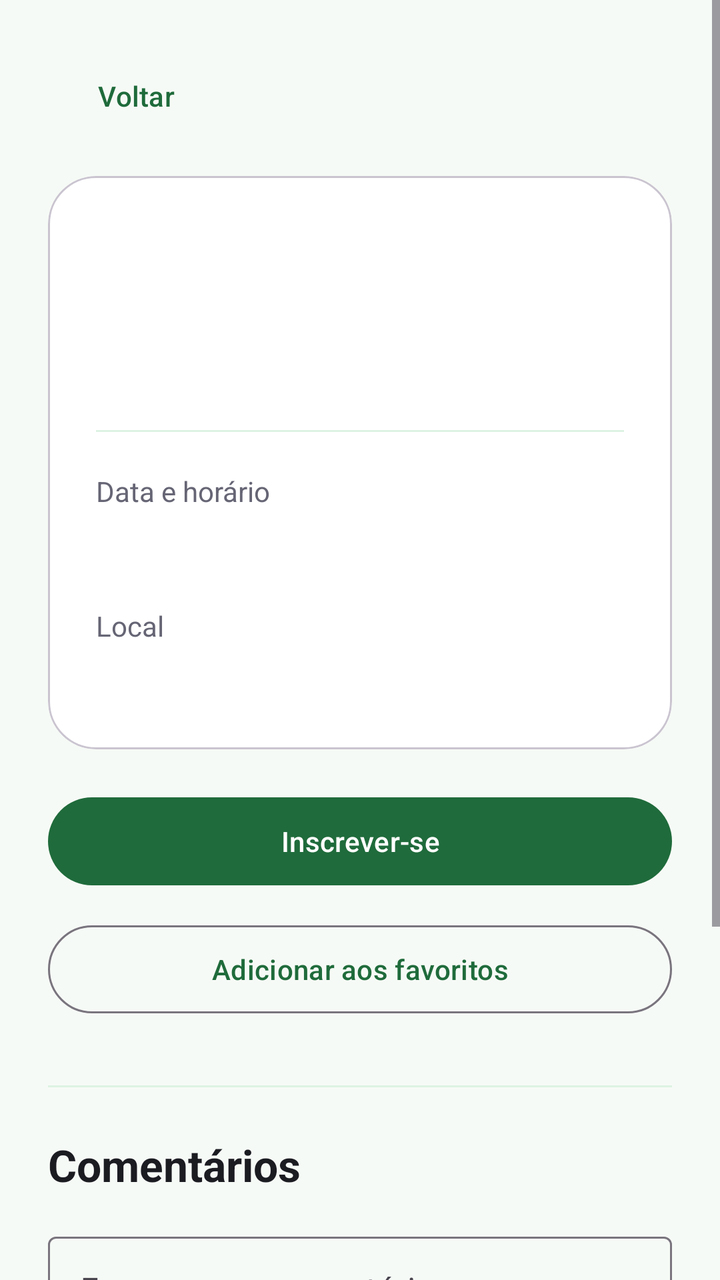
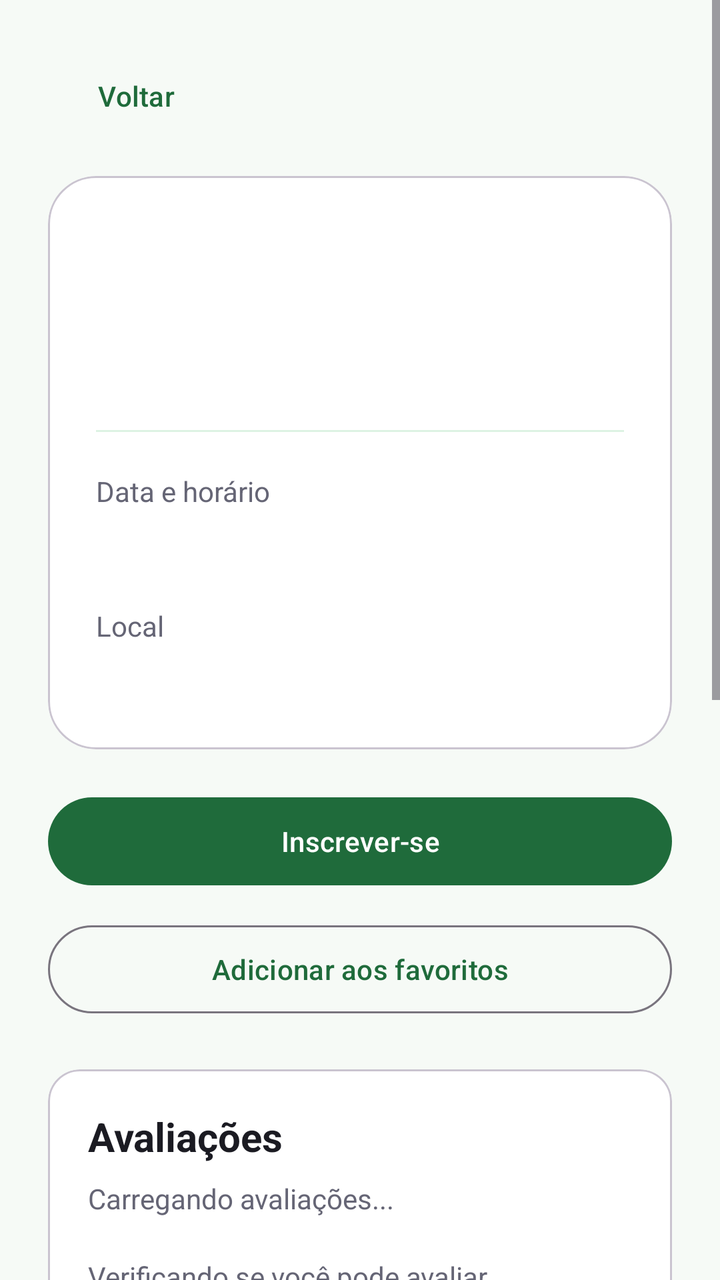

Before-and-after screenshots of an Android layout around one commit, followed by the original layout XML and the change that was made.
<!-- AndroidManifest.xml: application theme Theme.CampusHub -->
<!-- res/layout/activity_event_details.xml -->
<?xml version="1.0" encoding="utf-8"?>
<ScrollView xmlns:android="http://schemas.android.com/apk/res/android"
    android:layout_width="match_parent"
    android:layout_height="match_parent"
    android:background="@color/screen_background"
    android:fillViewport="true">

    <LinearLayout
        android:layout_width="match_parent"
        android:layout_height="wrap_content"
        android:orientation="vertical"
        android:padding="24dp">

        <com.google.android.material.button.MaterialButton
            android:id="@+id/btnBack"
            style="@style/Widget.Material3.Button.TextButton"
            android:layout_width="wrap_content"
            android:layout_height="wrap_content"
            android:insetLeft="0dp"
            android:text="Voltar"
            android:textAllCaps="false" />

        <com.google.android.material.card.MaterialCardView
            android:layout_width="match_parent"
            android:layout_height="wrap_content"
            android:layout_marginTop="16dp"
            app:cardBackgroundColor="@color/surface"
            app:cardCornerRadius="24dp"
            xmlns:app="http://schemas.android.com/apk/res-auto">

            <LinearLayout
                android:layout_width="match_parent"
                android:layout_height="wrap_content"
                android:orientation="vertical"
                android:padding="24dp">

                <TextView
                    android:id="@+id/tvEventDetailsTitle"
                    android:layout_width="match_parent"
                    android:layout_height="wrap_content"
                    android:textColor="@color/text_primary"
                    android:textSize="28sp"
                    android:textStyle="bold" />

                <TextView
                    android:id="@+id/tvEventDetailsDescription"
                    android:layout_width="match_parent"
                    android:layout_height="wrap_content"
                    android:layout_marginTop="20dp"
                    android:textColor="@color/text_secondary"
                    android:textSize="16sp" />

                <View
                    android:layout_width="match_parent"
                    android:layout_height="1dp"
                    android:layout_marginTop="24dp"
                    android:background="@color/primary_container" />

                <TextView
                    android:layout_width="match_parent"
                    android:layout_height="wrap_content"
                    android:layout_marginTop="20dp"
                    android:text="Data e horário"
                    android:textColor="@color/text_secondary"
                    android:textSize="14sp" />

                <TextView
                    android:id="@+id/tvEventDetailsDate"
                    android:layout_width="match_parent"
                    android:layout_height="wrap_content"
                    android:layout_marginTop="4dp"
                    android:textColor="@color/primary"
                    android:textSize="18sp"
                    android:textStyle="bold" />

                <TextView
                    android:layout_width="match_parent"
                    android:layout_height="wrap_content"
                    android:layout_marginTop="20dp"
                    android:text="Local"
                    android:textColor="@color/text_secondary"
                    android:textSize="14sp" />

                <TextView
                    android:id="@+id/tvEventDetailsLocation"
                    android:layout_width="match_parent"
                    android:layout_height="wrap_content"
                    android:layout_marginTop="4dp"
                    android:textColor="@color/text_primary"
                    android:textSize="18sp"
                    android:textStyle="bold" />
            </LinearLayout>
        </com.google.android.material.card.MaterialCardView>

        <com.google.android.material.button.MaterialButton
            android:id="@+id/btnRegistration"
            android:layout_width="match_parent"
            android:layout_height="52dp"
            android:layout_marginTop="20dp"
            android:text="Inscrever-se"
            android:textAllCaps="false" />

        <com.google.android.material.button.MaterialButton
            android:id="@+id/btnFavorite"
            style="@style/Widget.Material3.Button.OutlinedButton"
            android:layout_width="match_parent"
            android:layout_height="52dp"
            android:layout_marginTop="12dp"
            android:text="Adicionar aos favoritos"
            android:textAllCaps="false" />

        <View
            android:layout_width="match_parent"
            android:layout_height="1dp"
            android:layout_marginTop="32dp"
            android:background="@color/primary_container" />

        <TextView
            android:layout_width="match_parent"
            android:layout_height="wrap_content"
            android:layout_marginTop="24dp"
            android:text="Comentários"
            android:textColor="@color/text_primary"
            android:textSize="22sp"
            android:textStyle="bold" />

        <com.google.android.material.textfield.TextInputLayout
            android:layout_width="match_parent"
            android:layout_height="wrap_content"
            android:layout_marginTop="16dp"
            android:hint="Escreva um comentário">

            <com.google.android.material.textfield.TextInputEditText
                android:id="@+id/etNewComment"
                android:layout_width="match_parent"
                android:layout_height="wrap_content"
                android:gravity="top|start"
                android:inputType="textMultiLine|textCapSentences"
                android:maxLines="5"
                android:minLines="3" />
        </com.google.android.material.textfield.TextInputLayout>

        <com.google.android.material.button.MaterialButton
            android:id="@+id/btnAddComment"
            android:layout_width="match_parent"
            android:layout_height="52dp"
            android:layout_marginTop="12dp"
            android:text="Publicar comentário"
            android:textAllCaps="false" />

        <ProgressBar
            android:id="@+id/progressComments"
            android:layout_width="wrap_content"
            android:layout_height="wrap_content"
            android:layout_gravity="center_horizontal"
            android:layout_marginTop="28dp" />

        <TextView
            android:id="@+id/tvEmptyComments"
            android:layout_width="match_parent"
            android:layout_height="wrap_content"
            android:layout_marginTop="28dp"
            android:gravity="center"
            android:text="Ainda não há comentários neste evento."
            android:textColor="@color/text_secondary"
            android:textSize="14sp"
            android:visibility="gone" />

        <TextView
            android:id="@+id/tvCommentsError"
            android:layout_width="match_parent"
            android:layout_height="wrap_content"
            android:layout_marginTop="28dp"
            android:gravity="center"
            android:text="Não foi possível carregar os comentários."
            android:textColor="@color/text_secondary"
            android:textSize="14sp"
            android:visibility="gone" />

        <LinearLayout
            android:id="@+id/commentsContainer"
            android:layout_width="match_parent"
            android:layout_height="wrap_content"
            android:layout_marginTop="8dp"
            android:orientation="vertical" />
    </LinearLayout>
</ScrollView>
<!-- resources referenced by this layout -->
<resources>
  <color name="primary">#1F6B3B</color>
  <color name="primary_container">#DDF3E3</color>
  <color name="screen_background">#F6FAF6</color>
  <color name="surface">#FFFFFFFF</color>
  <color name="text_primary">#1B1B22</color>
  <color name="text_secondary">#656575</color>
  <style name="Theme.CampusHub" parent="Base.Theme.CampusHub" />
  <style name="Base.Theme.CampusHub" parent="Theme.Material3.DayNight.NoActionBar">
          <item name="colorPrimary">@color/primary</item>
          <item name="colorOnPrimary">@color/white</item>
          <item name="colorPrimaryContainer">@color/primary_container</item>
          <item name="android:windowLightStatusBar">true</item>
          <item name="android:statusBarColor">@color/screen_background</item>
      </style>
  <color name="white">#FFFFFFFF</color>
</resources>

<!-- the commit's change to res/layout/activity_event_details.xml (unified diff, before → after) -->
@@ -108,6 +108,66 @@
             android:layout_marginTop="12dp"
             android:text="Adicionar aos favoritos"
             android:textAllCaps="false" />
+
+        <com.google.android.material.card.MaterialCardView
+            android:layout_width="match_parent"
+            android:layout_height="wrap_content"
+            android:layout_marginTop="24dp"
+            app:cardBackgroundColor="@color/surface"
+            app:cardCornerRadius="16dp"
+            xmlns:app="http://schemas.android.com/apk/res-auto">
+
+            <LinearLayout
+                android:layout_width="match_parent"
+                android:layout_height="wrap_content"
+                android:orientation="vertical"
+                android:padding="20dp">
+
+                <TextView
+                    android:layout_width="match_parent"
+                    android:layout_height="wrap_content"
+                    android:text="Avaliações"
+                    android:textColor="@color/text_primary"
+                    android:textSize="20sp"
+                    android:textStyle="bold" />
+
+                <TextView
+                    android:id="@+id/tvRatingSummary"
+                    android:layout_width="match_parent"
+                    android:layout_height="wrap_content"
+                    android:layout_marginTop="8dp"
+                    android:text="Carregando avaliações..."
+                    android:textColor="@color/text_secondary"
+                    android:textSize="14sp" />
+
+                <TextView
+                    android:id="@+id/tvRatingEligibility"
+                    android:layout_width="match_parent"
+                    android:layout_height="wrap_content"
+                    android:layout_marginTop="20dp"
+                    android:text="Verificando se você pode avaliar..."
+                    android:textColor="@color/text_secondary"
+                    android:textSize="14sp" />
+
+                <RatingBar
+                    android:id="@+id/ratingBar"
+                    android:layout_width="wrap_content"
+                    android:layout_height="wrap_content"
+                    android:layout_marginTop="8dp"
+                    android:isIndicator="false"
+                    android:numStars="5"
+                    android:rating="0"
+                    android:stepSize="1" />
+
+                <com.google.android.material.button.MaterialButton
+                    android:id="@+id/btnSaveRating"
+                    android:layout_width="match_parent"
+                    android:layout_height="52dp"
+                    android:layout_marginTop="12dp"
+                    android:text="Publicar avaliação"
+                    android:textAllCaps="false" />
+            </LinearLayout>
+        </com.google.android.material.card.MaterialCardView>
 
         <View
             android:layout_width="match_parent"
